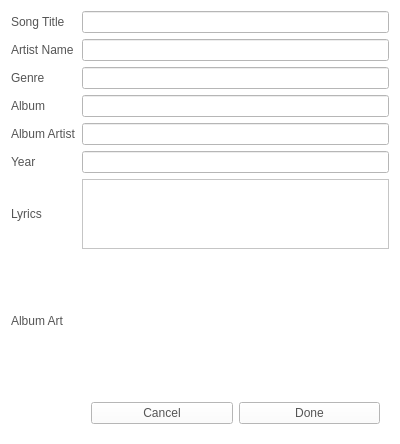
First picture: the form in mpsonginfoeditor.ui, repository CISoftwareMaster/Minuet, before the edit.
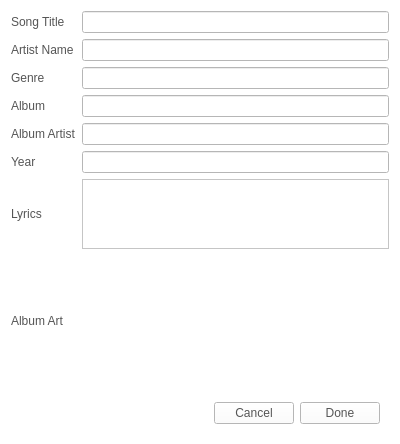
Second picture: the form after the edit. Icons and pictures are not drawn. Custom widgets are drawn as their Qt base class.

Patch:
```diff
--- a/mpsonginfoeditor.ui
+++ b/mpsonginfoeditor.ui
@@ -113,6 +113,12 @@
    </item>
    <item row="9" column="1">
     <widget class="QFrame" name="frame">
+     <property name="maximumSize">
+      <size>
+       <width>16777215</width>
+       <height>16777215</height>
+      </size>
+     </property>
      <property name="frameShape">
       <enum>QFrame::NoFrame</enum>
      </property>
@@ -120,8 +126,27 @@
       <enum>QFrame::Raised</enum>
      </property>
      <layout class="QHBoxLayout" name="horizontalLayout">
+      <item>
+       <spacer name="horizontalSpacer_4">
+        <property name="orientation">
+         <enum>Qt::Horizontal</enum>
+        </property>
+        <property name="sizeHint" stdset="0">
+         <size>
+          <width>40</width>
+          <height>20</height>
+         </size>
+        </property>
+       </spacer>
+      </item>
       <item>
        <widget class="MPButton" name="cancelBtn">
+        <property name="maximumSize">
+         <size>
+          <width>80</width>
+          <height>16777215</height>
+         </size>
+        </property>
         <property name="styleSheet">
          <string notr="true"/>
         </property>
@@ -138,6 +163,12 @@
       </item>
       <item>
        <widget class="MPDefaultButton" name="doneBtn">
+        <property name="maximumSize">
+         <size>
+          <width>80</width>
+          <height>16777215</height>
+         </size>
+        </property>
         <property name="styleSheet">
          <string notr="true"/>
         </property>
```
Left out of the diff: 1 changed line with no effect on the pictures.
